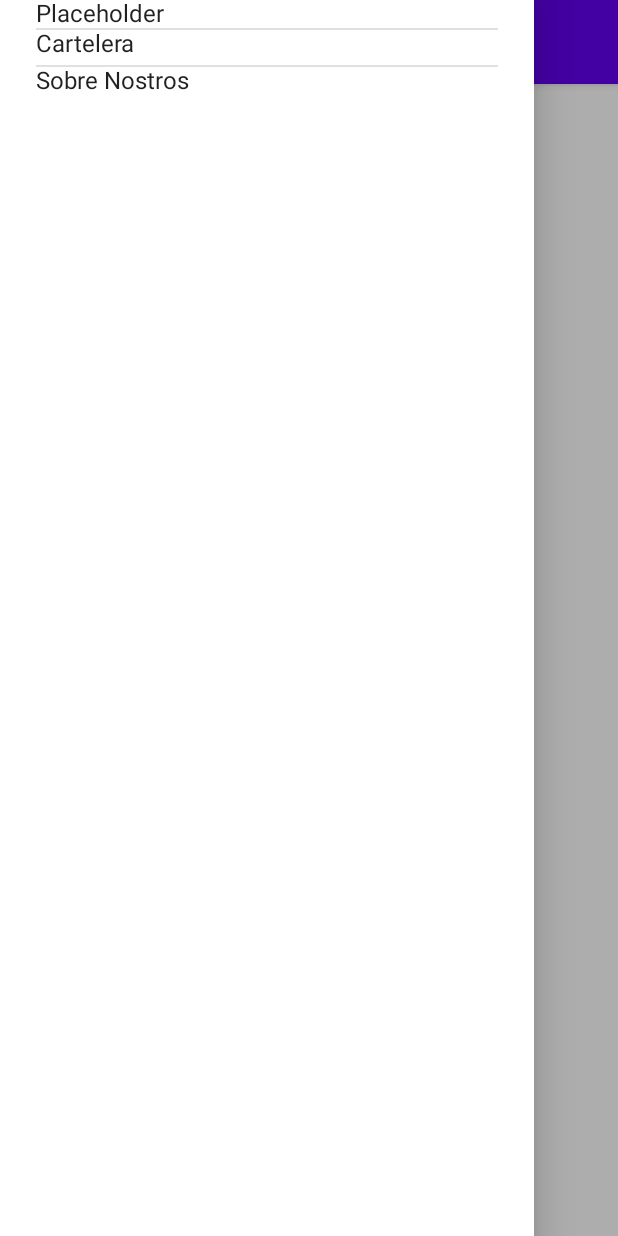
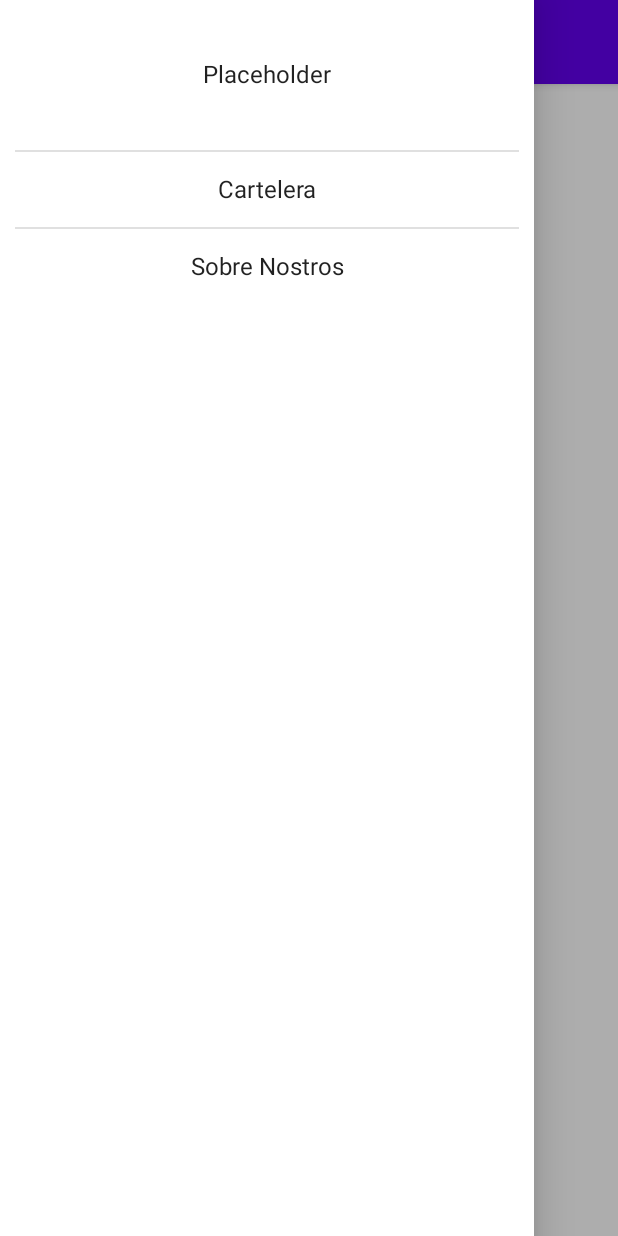
Before and after one commit to Chad-O/APIConsume-Kotlin, an Android app built with Jetpack Compose: the screen it shows after launch (MainActivity), after a tap on "Drawer", on a phone screen of 412 x 824 dp. Run offline under Robolectric (Android 15) with nearby library versions, the phone set to English and light mode, and no system bars.

Commit message:
Icono + Nombre + Estética Drawer

```diff
--- a/app/src/main/java/com/example/cinelunaapp/components/DrawerMenu.kt
+++ b/app/src/main/java/com/example/cinelunaapp/components/DrawerMenu.kt
@@ -1,12 +1,18 @@
 package com.example.cinelunaapp.components
 
+import androidx.compose.foundation.border
 import androidx.compose.foundation.clickable
 import androidx.compose.foundation.layout.*
+import androidx.compose.foundation.shape.RoundedCornerShape
 import androidx.compose.runtime.Composable
 import androidx.navigation.NavController
 import androidx.compose.material.Divider
 import androidx.compose.material.Text
+import androidx.compose.ui.Alignment
 import androidx.compose.ui.Modifier
+import androidx.compose.ui.composed
+import androidx.compose.ui.draw.clip
+import androidx.compose.ui.text.style.TextAlign
 import androidx.compose.ui.tooling.preview.Preview
 import androidx.compose.ui.unit.dp
 
@@ -17,21 +23,32 @@ import androidx.compose.ui.unit.dp
     onChangeTitle: (String)->Unit
 ){
     Column(
-        modifier=Modifier.fillMaxSize().padding(
-            start = 24.dp,
-            end = 24.dp
+        horizontalAlignment = Alignment.CenterHorizontally,
+        modifier= Modifier
+            .fillMaxSize()
+            .padding(
+                start = 10.dp,
+                end = 10.dp
             )
+
     ){
         Text(
             //Debe ser el nombre ingresado en login
-            text = "Placeholder"
+            text = "Placeholder",
+            modifier = Modifier
+                .height(100.dp)
+                .wrapContentSize(Alignment.Center),
+            textAlign = TextAlign.Center
         )
         Divider(
             modifier = Modifier.fillMaxWidth()
         )
         Text(
             text = "Cartelera",
-            modifier = Modifier.height(23.dp).clickable
+            textAlign = TextAlign.Center,
+            modifier = Modifier.height(50.dp)
+                .wrapContentSize(Alignment.Center)
+                .clickable
             {
                 //Agregar el lugar de navegacion
                 navController.navigate("cartelera")
@@ -44,7 +61,10 @@ import androidx.compose.ui.unit.dp
         )
         Text(
             text = "Sobre Nostros",
-            modifier = Modifier.height(23.dp).clickable
+            modifier = Modifier
+                .height(50.dp)
+                .wrapContentSize(Alignment.Center)
+                .clickable
                 {
                     //Agregar el lugar de navegacion
                     navController.navigate("somos")
--- a/app/src/main/java/com/example/cinelunaapp/components/TopBar.kt
+++ b/app/src/main/java/com/example/cinelunaapp/components/TopBar.kt
@@ -1,5 +1,6 @@
 package com.example.cinelunaapp.components
 
+import androidx.compose.foundation.layout.*
 import androidx.compose.material.Icon
 import androidx.compose.material.IconButton
 import androidx.compose.material.TopAppBar
@@ -7,6 +8,10 @@ import androidx.compose.runtime.Composable
 import androidx.compose.material.Text
 import androidx.compose.material.icons.Icons
 import androidx.compose.material.icons.filled.Menu
+import androidx.compose.ui.Alignment
+import androidx.compose.ui.Modifier
+import androidx.compose.ui.text.style.TextAlign
+import androidx.compose.ui.unit.dp
 
 @Composable
 fun TopBar(
@@ -14,8 +19,13 @@ fun TopBar(
     onOpenDrawer : () -> Unit
 ){
     TopAppBar(
+
         title = {
-            Text(text = title)
+            Text(text = title,
+                textAlign = TextAlign.Center,
+                modifier = Modifier
+                    )
+
         },
         navigationIcon = {
             IconButton(
--- a/app/src/main/res/mipmap-anydpi-v26/ic_launcher.xml
+++ b/app/src/main/res/mipmap-anydpi-v26/ic_launcher.xml
@@ -1,5 +1,4 @@
 <?xml version="1.0" encoding="utf-8"?>
 <adaptive-icon xmlns:android="http://schemas.android.com/apk/res/android">
-    <background android:drawable="@drawable/ic_launcher_background" />
-    <foreground android:drawable="@drawable/ic_launcher_foreground" />
+    <foreground android:drawable="@drawable/luna" />
 </adaptive-icon>
--- a/app/src/main/res/mipmap-anydpi-v26/ic_launcher_round.xml
+++ b/app/src/main/res/mipmap-anydpi-v26/ic_launcher_round.xml
@@ -1,5 +1,4 @@
 <?xml version="1.0" encoding="utf-8"?>
 <adaptive-icon xmlns:android="http://schemas.android.com/apk/res/android">
-    <background android:drawable="@drawable/ic_launcher_background" />
-    <foreground android:drawable="@drawable/ic_launcher_foreground" />
+    <background android:drawable="@drawable/luna" />
 </adaptive-icon>
--- a/app/src/main/res/values/strings.xml
+++ b/app/src/main/res/values/strings.xml
@@ -1,3 +1,3 @@
 <resources>
-    <string name="app_name">CineLunaApp</string>
+    <string name="app_name">Cine Lune</string>
 </resources>
```
Also changed, not shown: app/src/main/res/drawable/luna.png (added). Lines whose indentation alone changed are shown as unchanged.
